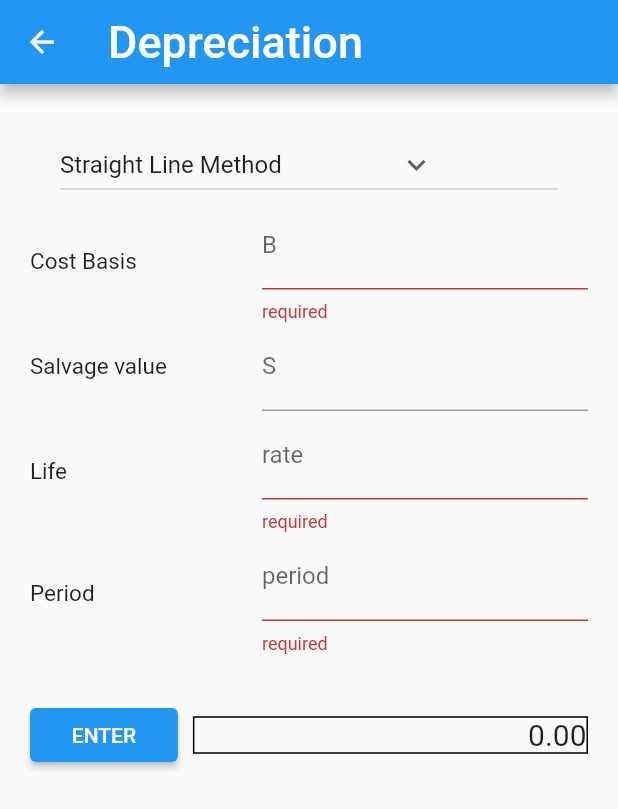
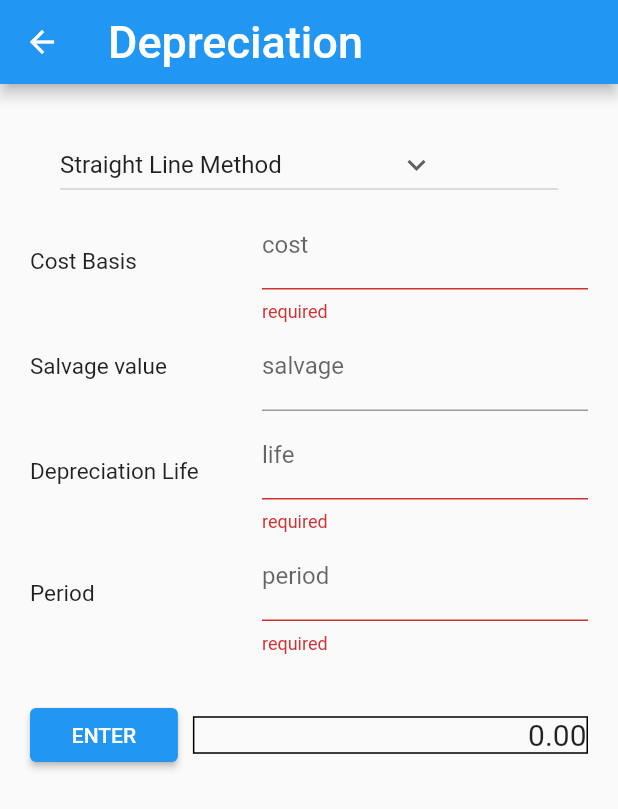
Before and after one commit to JCastle4/CS4750Calculator, a Flutter app: the DepreciationValue screen opened directly, after a tap on "ENTER", on a phone screen of 412 x 824 dp. Shown: the top 809 px of the screen. Run offline on Flutter 3.47's test engine with Material 2 defaults, Android fonts, the phone set to English and light mode, and no system bars.

```diff
--- a/lib/depreciation_page.dart
+++ b/lib/depreciation_page.dart
@@ -112,7 +112,7 @@ class _DepreciationValueState extends State<DepreciationValue> {
                               textAlign: TextAlign.right,
                               controller: basisController,
                               //new InputDecoration ?
-                              decoration: InputDecoration(labelText: "B"),
+                              decoration: InputDecoration(labelText: "cost"),
                               keyboardType: TextInputType.numberWithOptions(signed: true, decimal: true),
                               inputFormatters: [
                                 FilteringTextInputFormatter.allow(RegExp(r'(^\-?\d*\.?\d*)'))
@@ -143,7 +143,7 @@ class _DepreciationValueState extends State<DepreciationValue> {
                             child: TextFormField(
                               textAlign: TextAlign.right,
                               controller: salvageController,
-                              decoration: InputDecoration(labelText: "S"),
+                              decoration: InputDecoration(labelText: "salvage"),
                               keyboardType: TextInputType.numberWithOptions(decimal: true),
                               inputFormatters: <TextInputFormatter>[
                                 FilteringTextInputFormatter.allow(RegExp(r'(^\-?\d*\.?\d*)'))
@@ -161,7 +161,7 @@ class _DepreciationValueState extends State<DepreciationValue> {
                           child: Container(
                               margin: EdgeInsets.only(left: 20, right: 5),
                               child: Text(
-                                'Life',
+                                'Depreciation Life',
                                 style: TextStyle(
                                   fontSize: 15,
                                 ),
@@ -181,7 +181,7 @@ class _DepreciationValueState extends State<DepreciationValue> {
                               },
                               textAlign: TextAlign.right,
                               controller: lifeController,
-                              decoration: InputDecoration(labelText: "rate"),
+                              decoration: InputDecoration(labelText: "life"),
                               keyboardType: TextInputType.number,
                               inputFormatters: <TextInputFormatter>[
                                 FilteringTextInputFormatter.digitsOnly
@@ -251,7 +251,16 @@ class _DepreciationValueState extends State<DepreciationValue> {
                                   outPut = (life - periods + 1) * (basis - salvage)/ sum;
                                 }
                                 else if(dropdownvalue == 'Double Decline Balance Method'){
-                                  outPut = 0;
+                                  double dt = 0;
+                                  double bookValue = basis;
+
+                                  for(int i = 1; i <= periods; i++){
+                                    dt = (2/life)*(bookValue);
+                                    if(bookValue - dt < 0){ dt = 0;}
+                                    else if(bookValue - dt < salvage){ dt = bookValue - salvage;}
+                                    bookValue -=dt;
+                                  }
+                                  outPut = dt;
                                 }
                               }
                             },
```
